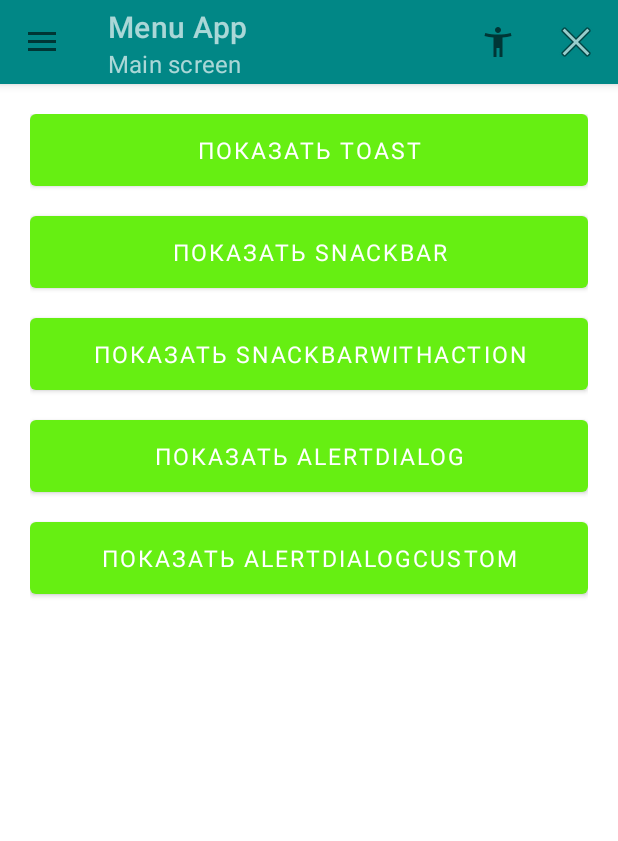
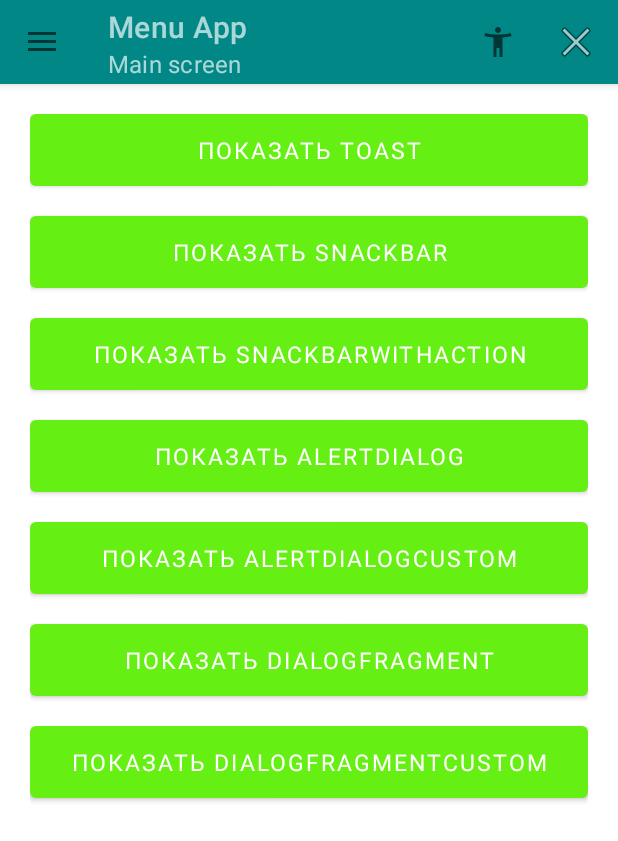
Before and after one commit to mentatusn/base_1728_lesson_4, an Android app: the LessonNinthFragments screen opened directly, with no data from a screen before it, on a phone screen of 412 x 824 dp. Shown: the top 841 px of the screen. Run offline under Robolectric (Android 15) with nearby library versions, the phone set to English and light mode, and no system bars; Roboto replaces fonts that are not available here.

Commit message:
урок 9. Познакомились с DialogFragment+custom

```diff
--- a/app/src/main/java/com/gb/base_1728_lesson_6/MyFragmentsActivity.java
+++ b/app/src/main/java/com/gb/base_1728_lesson_6/MyFragmentsActivity.java
@@ -3,6 +3,7 @@ package com.gb.base_1728_lesson_6;
 import android.os.Bundle;
 import android.view.Menu;
 import android.view.MenuItem;
+import android.widget.Toast;
 
 import androidx.annotation.NonNull;
 import androidx.appcompat.app.ActionBarDrawerToggle;
@@ -16,6 +17,11 @@ import com.gb.lesson9.LessonNinthFragments;
 import com.google.android.material.navigation.NavigationView;
 
 public class MyFragmentsActivity extends AppCompatActivity {
+
+
+    public void onDialogResult(String message){
+        Toast.makeText(this, message, Toast.LENGTH_LONG).show();
+    }
 
     @Override
     protected void onCreate(Bundle savedInstanceState) {
--- a/app/src/main/java/com/gb/lesson9/LessonNinthFragments.java
+++ b/app/src/main/java/com/gb/lesson9/LessonNinthFragments.java
@@ -49,13 +49,21 @@ public class LessonNinthFragments extends Fragment {
         view.findViewById(R.id.btnSnackBarWithAction).setOnClickListener(v -> showSnackBarWithAction(view));
         view.findViewById(R.id.btnAlertDialog).setOnClickListener(v -> showAlertDialog());
         view.findViewById(R.id.btnAlertDialogCustom).setOnClickListener(v -> showAlertDialogCustom());
+        view.findViewById(R.id.btnDialogFragment).setOnClickListener(v -> showDialogFragment());
+        view.findViewById(R.id.btnDialogFragmentCustom).setOnClickListener(v -> showDialogFragmentCustom());
+    }
+
+    void showDialogFragmentCustom(){
+        new MyDialogFragmentCustom().show(getActivity().getSupportFragmentManager(),"sdfgv");
+    }
+    void showDialogFragment(){
+        new MyDialogFragment().show(getActivity().getSupportFragmentManager(),"sdfgv");
     }
 
     void showAlertDialogCustom() {
         View view = getLayoutInflater().inflate(R.layout.dialog_custom, null);
         AlertDialog alertDialog = new AlertDialog.Builder(requireContext())
                 .setTitle("AlertDialog")
-                .setMessage("AlertDialog message")
                 .setView(view)
                 .show();
         view.findViewById(R.id.buttonCustomView).setOnClickListener(v -> {
--- a/app/src/main/res/layout/fragment_lesson_ninth.xml
+++ b/app/src/main/res/layout/fragment_lesson_ninth.xml
@@ -40,5 +40,19 @@
         android:layout_width="match_parent"
         android:layout_height="wrap_content"/>
 
+    <com.google.android.material.button.MaterialButton
+        android:id="@+id/btnDialogFragment"
+        android:text="Показать DialogFragment"
+        android:layout_marginTop="20dp"
+        android:layout_width="match_parent"
+        android:layout_height="wrap_content"/>
+
+    <com.google.android.material.button.MaterialButton
+        android:id="@+id/btnDialogFragmentCustom"
+        android:text="Показать DialogFragmentCustom"
+        android:layout_marginTop="20dp"
+        android:layout_width="match_parent"
+        android:layout_height="wrap_content"/>
+
 
 </LinearLayout>
```
Also changed, not shown: app/src/main/java/com/gb/lesson9/MyDialogFragment.java (added, +36 -0 lines), app/src/main/java/com/gb/lesson9/MyDialogFragmentCustom.java (added, +36 -0 lines).
